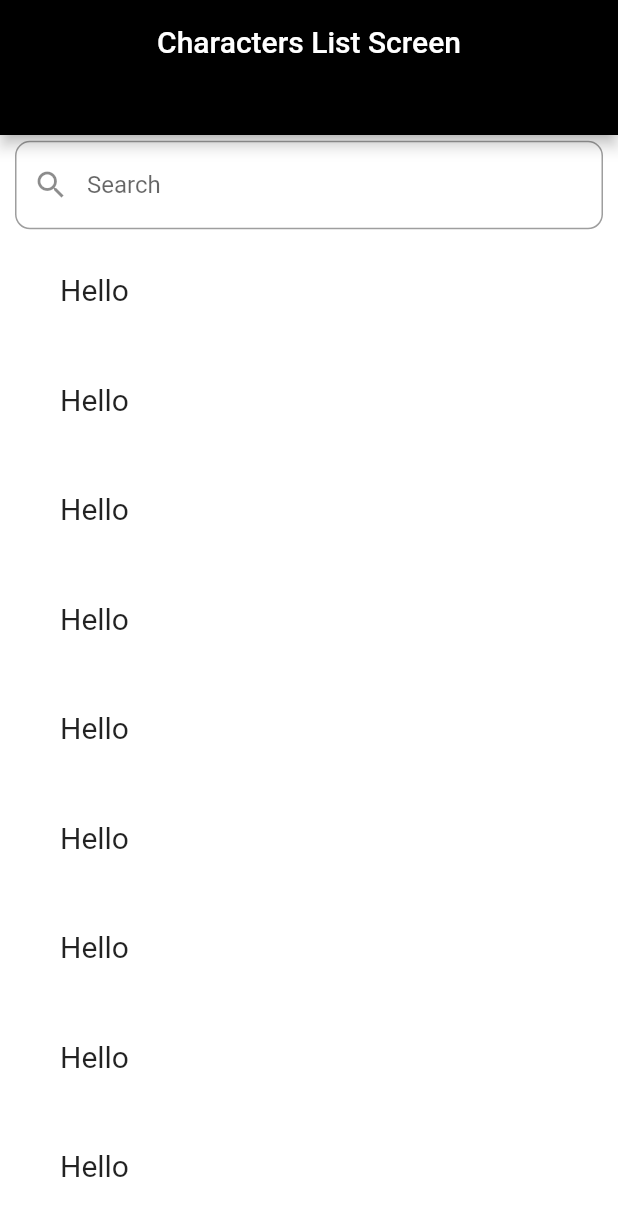
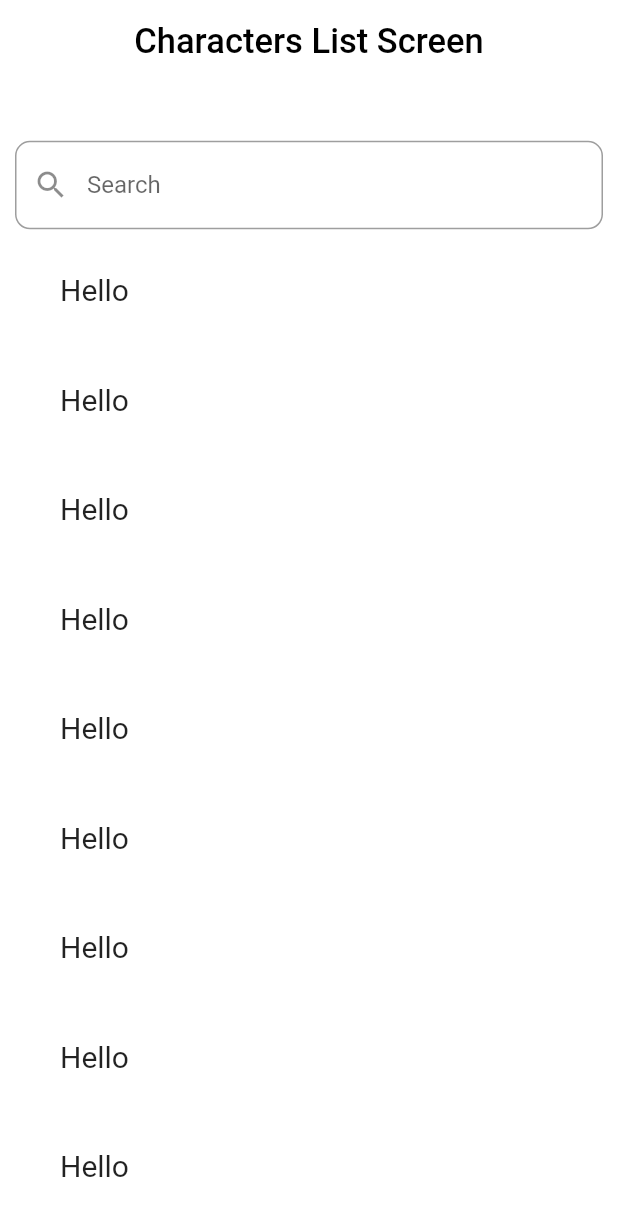
Before and after one commit to Gabbrolee/Anywhere-test, a Flutter app: the screen it shows after launch, on a phone screen of 412 x 824 dp. Shown: the top 1216 px of the screen. Run offline on Flutter 3.47's test engine with Material 2 defaults, Android fonts, the phone set to English and light mode, and no system bars; our stand-ins replace flutter_dotenv, flutter_riverpod, go_router, riverpod; Roboto replaces fonts that are missing (OpenSans).

Commit message:
Removed the coloure appbar

```diff
--- a/lib/shared components/widget/custom_appbar.dart
+++ b/lib/shared components/widget/custom_appbar.dart
@@ -1,4 +1,5 @@
 import 'dart:io';
+import 'package:anywhere/core/app_theme/app_colors.dart';
 import 'package:flutter/material.dart';
 
 class CustomAppBar extends StatelessWidget implements PreferredSizeWidget {
@@ -18,17 +19,27 @@ class CustomAppBar extends StatelessWidget implements PreferredSizeWidget {
   Widget build(BuildContext context) {
     return SafeArea(
       child: AppBar(
-        backgroundColor: backgroundColor ?? Colors.black,
-        title: Text(title ?? ''),
+        elevation: 0,
+        backgroundColor: backgroundColor ?? AppTheme.white,
+        title: Text(
+          title ?? '',
+          style: TextStyle(color: AppTheme.black, fontSize: 23),
+        ),
         centerTitle: true,
         leading: showBackButton
             ? (Platform.isAndroid
                 ? InkWell(
-                    child: const Icon(Icons.arrow_back),
+                    child: const Icon(
+                      Icons.arrow_back,
+                      color: AppTheme.black,
+                    ),
                     onTap: () => Navigator.pop(context),
                   )
                 : InkWell(
-                    child: const Icon(Icons.arrow_back_ios),
+                    child: const Icon(
+                      Icons.arrow_back_ios,
+                      color: AppTheme.black,
+                    ),
                     onTap: () => Navigator.pop(context),
                   ))
             : const SizedBox.shrink(),
```
